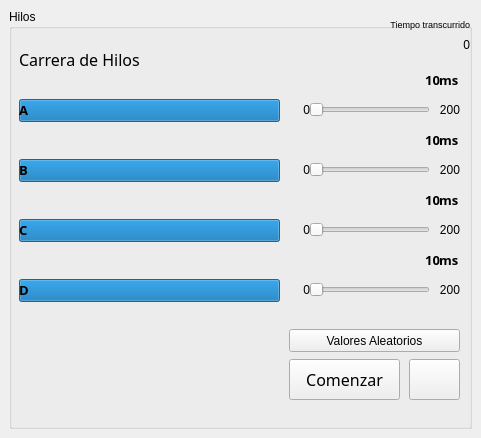
Old version of the form mainwindow.ui in the repository desarroyo/qt-hilos.
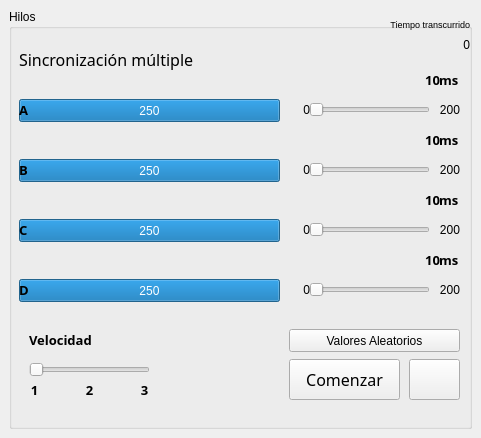
New version of the form. Icons and pictures are not drawn.

Patch:
```diff
--- a/mainwindow.ui
+++ b/mainwindow.ui
@@ -418,11 +418,17 @@
          <height>23</height>
         </rect>
        </property>
+       <property name="maximum">
+        <number>250</number>
+       </property>
        <property name="value">
-        <number>100</number>
+        <number>250</number>
+       </property>
+       <property name="textVisible">
+        <bool>true</bool>
        </property>
        <property name="format">
-        <string/>
+        <string>%v</string>
        </property>
       </widget>
       <widget class="QLabel" name="lblminslider_6">
@@ -707,11 +713,17 @@
          <height>23</height>
         </rect>
        </property>
+       <property name="maximum">
+        <number>250</number>
+       </property>
        <property name="value">
-        <number>100</number>
+        <number>250</number>
+       </property>
+       <property name="textVisible">
+        <bool>true</bool>
        </property>
        <property name="format">
-        <string/>
+        <string>%v</string>
        </property>
       </widget>
       <widget class="QProgressBar" name="pbHilo02">
@@ -723,11 +735,17 @@
          <height>23</height>
         </rect>
        </property>
+       <property name="maximum">
+        <number>250</number>
+       </property>
        <property name="value">
-        <number>100</number>
+        <number>250</number>
+       </property>
+       <property name="textVisible">
+        <bool>true</bool>
        </property>
        <property name="format">
-        <string/>
+        <string>%v</string>
        </property>
       </widget>
       <widget class="QLabel" name="lblms_2">
@@ -806,11 +824,17 @@
          <height>23</height>
         </rect>
        </property>
+       <property name="maximum">
+        <number>250</number>
+       </property>
        <property name="value">
-        <number>100</number>
+        <number>250</number>
+       </property>
+       <property name="textVisible">
+        <bool>true</bool>
        </property>
        <property name="format">
-        <string/>
+        <string>%v</string>
        </property>
       </widget>
       <widget class="QLabel" name="lblminslider_5">
@@ -1037,7 +1061,7 @@
         </font>
        </property>
        <property name="text">
-        <string>Carrera de Hilos</string>
+        <string>Sincronización múltiple</string>
        </property>
       </widget>
       <widget class="QLabel" name="lblTiempoTranscurrido">
@@ -1065,6 +1089,202 @@
         <set>Qt::AlignRight|Qt::AlignTrailing|Qt::AlignVCenter</set>
        </property>
       </widget>
+      <widget class="QSlider" name="slVelocidad">
+       <property name="geometry">
+        <rect>
+         <x>20</x>
+         <y>350</y>
+         <width>121</width>
+         <height>22</height>
+        </rect>
+       </property>
+       <property name="minimum">
+        <number>1</number>
+       </property>
+       <property name="maximum">
+        <number>3</number>
+       </property>
+       <property name="singleStep">
+        <number>1</number>
+       </property>
+       <property name="pageStep">
+        <number>1</number>
+       </property>
+       <property name="value">
+        <number>1</number>
+       </property>
+       <property name="tracking">
+        <bool>true</bool>
+       </property>
+       <property name="orientation">
+        <enum>Qt::Horizontal</enum>
+       </property>
+       <property name="tickInterval">
+        <number>20</number>
+       </property>
+      </widget>
+      <widget class="QLabel" name="lblms_5">
+       <property name="geometry">
+        <rect>
+         <x>20</x>
+         <y>320</y>
+         <width>121</width>
+         <height>21</height>
+        </rect>
+       </property>
+       <property name="font">
+        <font>
+         <family>Segoe UI Black</family>
+         <pointsize>10</pointsize>
+         <weight>75</weight>
+         <bold>true</bold>
+        </font>
+       </property>
+       <property name="frameShape">
+        <enum>QFrame::NoFrame</enum>
+       </property>
+       <property name="frameShadow">
+        <enum>QFrame::Raised</enum>
+       </property>
+       <property name="midLineWidth">
+        <number>0</number>
+       </property>
+       <property name="text">
+        <string>Velocidad</string>
+       </property>
+       <property name="textFormat">
+        <enum>Qt::PlainText</enum>
+       </property>
+       <property name="margin">
+        <number>5</number>
+       </property>
+      </widget>
+      <widget class="QLabel" name="lblHilo01_velocidad_2">
+       <property name="geometry">
+        <rect>
+         <x>10</x>
+         <y>370</y>
+         <width>31</width>
+         <height>21</height>
+        </rect>
+       </property>
+       <property name="font">
+        <font>
+         <family>Segoe UI Black</family>
+         <pointsize>10</pointsize>
+         <weight>75</weight>
+         <bold>true</bold>
+        </font>
+       </property>
+       <property name="layoutDirection">
+        <enum>Qt::RightToLeft</enum>
+       </property>
+       <property name="frameShape">
+        <enum>QFrame::NoFrame</enum>
+       </property>
+       <property name="frameShadow">
+        <enum>QFrame::Raised</enum>
+       </property>
+       <property name="midLineWidth">
+        <number>0</number>
+       </property>
+       <property name="text">
+        <string>1</string>
+       </property>
+       <property name="textFormat">
+        <enum>Qt::PlainText</enum>
+       </property>
+       <property name="alignment">
+        <set>Qt::AlignCenter</set>
+       </property>
+       <property name="margin">
+        <number>5</number>
+       </property>
+      </widget>
+      <widget class="QLabel" name="lblHilo01_velocidad_3">
+       <property name="geometry">
+        <rect>
+         <x>60</x>
+         <y>370</y>
+         <width>41</width>
+         <height>21</height>
+        </rect>
+       </property>
+       <property name="font">
+        <font>
+         <family>Segoe UI Black</family>
+         <pointsize>10</pointsize>
+         <weight>75</weight>
+         <bold>true</bold>
+        </font>
+       </property>
+       <property name="layoutDirection">
+        <enum>Qt::RightToLeft</enum>
+       </property>
+       <property name="frameShape">
+        <enum>QFrame::NoFrame</enum>
+       </property>
+       <property name="frameShadow">
+        <enum>QFrame::Raised</enum>
+       </property>
+       <property name="midLineWidth">
+        <number>0</number>
+       </property>
+       <property name="text">
+        <string>2</string>
+       </property>
+       <property name="textFormat">
+        <enum>Qt::PlainText</enum>
+       </property>
+       <property name="alignment">
+        <set>Qt::AlignCenter</set>
+       </property>
+       <property name="margin">
+        <number>5</number>
+       </property>
+      </widget>
+      <widget class="QLabel" name="lblHilo01_velocidad_4">
+       <property name="geometry">
+        <rect>
+         <x>120</x>
+         <y>370</y>
+         <width>31</width>
+         <height>21</height>
+        </rect>
+       </property>
+       <property name="font">
+        <font>
+         <family>Segoe UI Black</family>
+         <pointsize>10</pointsize>
+         <weight>75</weight>
+         <bold>true</bold>
+        </font>
+       </property>
+       <property name="layoutDirection">
+        <enum>Qt::RightToLeft</enum>
+       </property>
+       <property name="frameShape">
+        <enum>QFrame::NoFrame</enum>
+       </property>
+       <property name="frameShadow">
+        <enum>QFrame::Raised</enum>
+       </property>
+       <property name="midLineWidth">
+        <number>0</number>
+       </property>
+       <property name="text">
+        <string>3</string>
+       </property>
+       <property name="textFormat">
+        <enum>Qt::PlainText</enum>
+       </property>
+       <property name="alignment">
+        <set>Qt::AlignCenter</set>
+       </property>
+       <property name="margin">
+        <number>5</number>
+       </property>
+      </widget>
       <zorder>pbHilo04</zorder>
       <zorder>pbHilo01</zorder>
       <zorder>pbHilo02</zorder>
```
Left out of the diff: 21 changed lines with no effect on the pictures.
